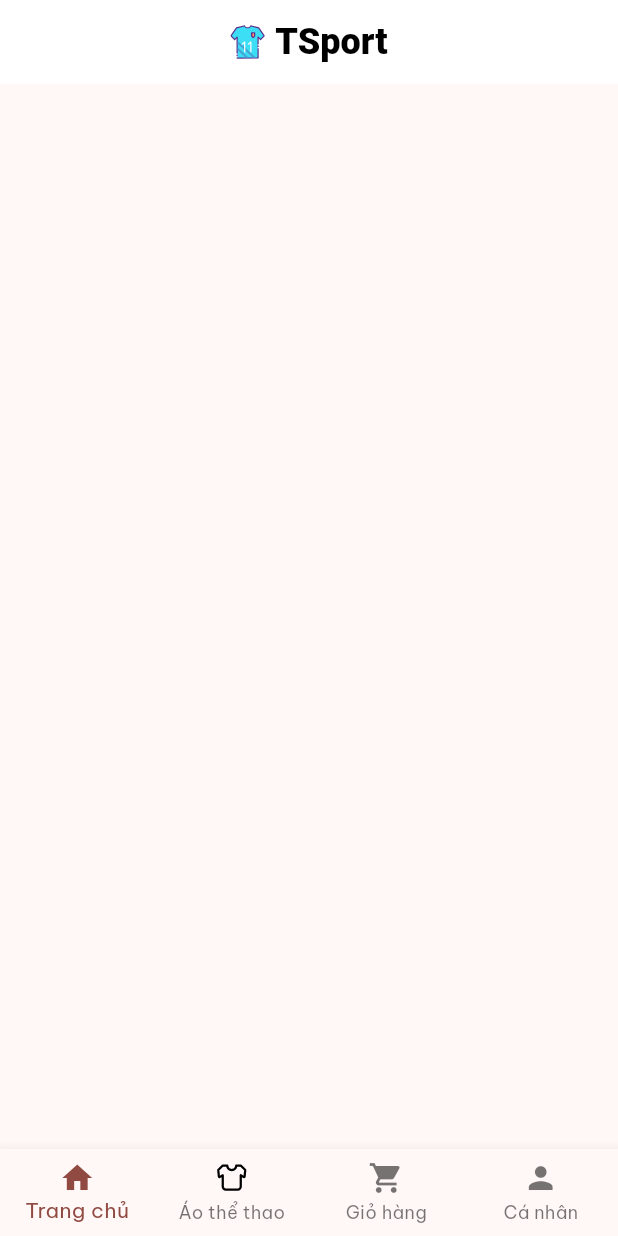
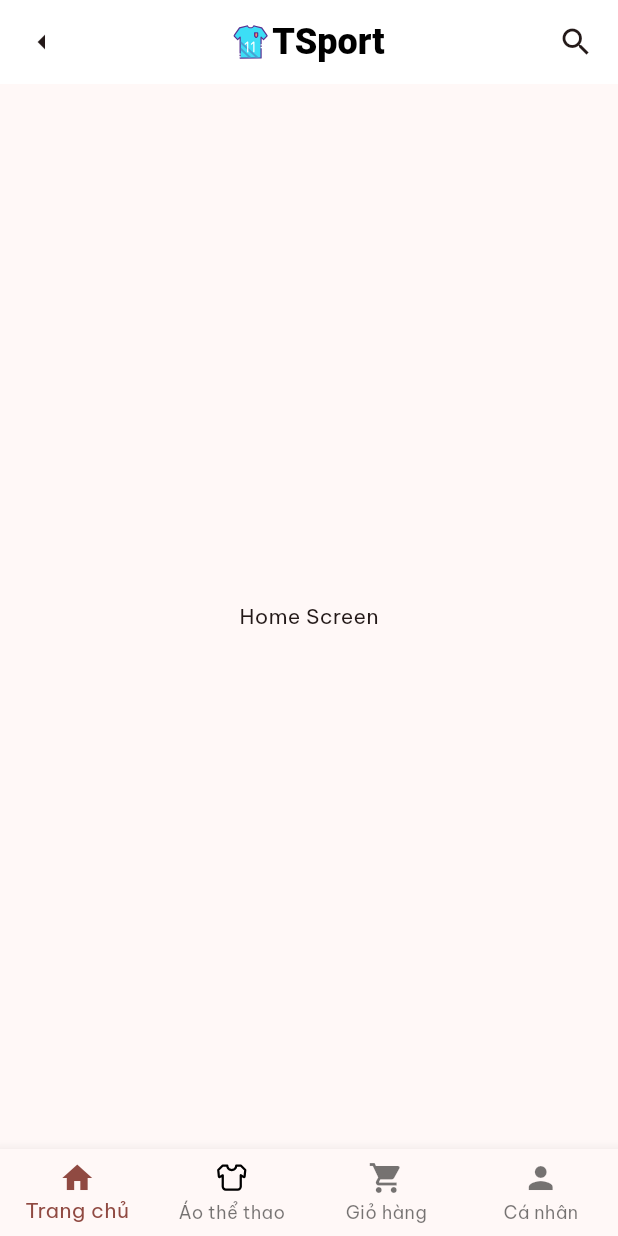
Before and after one commit to MinhTranTuan3112/TSportMobileApp, a Flutter app: the screen it shows after launch, on a phone screen of 412 x 824 dp. Run offline on Flutter 3.47's test engine with Material 3 defaults, Android fonts, the phone set to English and light mode, and no system bars; our stand-ins replace flutter_svg.

Commit message:
Update ui layout

```diff
--- a/lib/main.dart
+++ b/lib/main.dart
@@ -1,5 +1,5 @@
 import 'package:flutter/material.dart';
-import 'package:tsport_mobile_app/pages/home_page.dart';
+import 'package:tsport_mobile_app/widgets/bottom_navigation_bar.dart';
 
 void main() {
   runApp(const MyApp());
@@ -19,7 +19,7 @@ class MyApp extends StatelessWidget {
         colorScheme: ColorScheme.fromSeed(seedColor: Colors.red),
         useMaterial3: true,
       ),
-      home: const HomePage(),
+      home: const BottomNavigation(),
     );
   }
 }
--- a/lib/pages/home_page.dart
+++ /dev/null
@@ -1,31 +0,0 @@
-import 'package:flutter/material.dart';
-import 'package:tsport_mobile_app/widgets/footer.dart';
-// ignore: depend_on_referenced_packages
-import 'package:flutter_svg/flutter_svg.dart';
-class HomePage extends StatelessWidget {
-  const HomePage({super.key});
-
-  @override
-  Widget build(BuildContext context) {
-    return Scaffold(
-      appBar: AppBar(
-        title: Row(
-          mainAxisAlignment: MainAxisAlignment.center,
-          children: [
-            SizedBox(height: 23, width: 23, child: SvgPicture.asset('assets/icons/sport-team-shirt-svgrepo-com.svg')),
-            const SizedBox(width: 7),
-            const Text('TSport'),
-          ],
-        ),
-        titleTextStyle: const TextStyle(
-          color: Colors.black,
-          fontSize: 24,
-          fontWeight: FontWeight.w900,
-        ),
-        backgroundColor: Colors.white,
-        centerTitle: true,
-      ),
-      bottomNavigationBar: const Footer(),
-    );
-  }
-}
--- /dev/null
+++ b/lib/screens/home_screen.dart
@@ -0,0 +1,9 @@
+import 'package:flutter/material.dart';
+class HomeScreen extends StatelessWidget {
+  const HomeScreen({super.key});
+
+  @override
+  Widget build(BuildContext context) {
+    return const Text('Home Screen');
+  }
+}
--- /dev/null
+++ b/lib/widgets/bottom_navigation_bar.dart
@@ -0,0 +1,56 @@
+import 'package:flutter/material.dart';
+// ignore: depend_on_referenced_packages
+import 'package:flutter_svg/flutter_svg.dart';
+import 'package:tsport_mobile_app/screens/carts_screen.dart';
+import 'package:tsport_mobile_app/screens/home_screen.dart';
+import 'package:tsport_mobile_app/screens/profile_screen.dart';
+import 'package:tsport_mobile_app/screens/shirts_screen.dart';
+import 'package:tsport_mobile_app/widgets/main_app_bar.dart';
+
+class BottomNavigation extends StatefulWidget {
+  const BottomNavigation({super.key});
+
+  @override
+  State<BottomNavigation> createState() => _BottomNavigationState();
+}
+
+class _BottomNavigationState extends State<BottomNavigation> {
+  int _selectedIndex = 0;
+  final List<Widget> widgets = const [
+    HomeScreen(),
+    ShirtsScreen(),
+    CartsScreen(),
+    ProfileScreen()
+  ];
+
+  @override
+  Widget build(BuildContext context) {
+    return Scaffold(
+      appBar: MainAppBar.appBar(),
+      body: Center(child: widgets.elementAt(_selectedIndex)),
+      bottomNavigationBar: BottomNavigationBar(
+        type: BottomNavigationBarType.fixed,
+        items: [
+          const BottomNavigationBarItem(
+              icon: Icon(Icons.home), label: 'Trang chủ'),
+          BottomNavigationBarItem(
+            icon: SvgPicture.asset('assets/icons/shirt-svgrepo-com.svg'),
+            label: 'Áo thể thao',
+          ),
+          const BottomNavigationBarItem(
+            icon: Icon(Icons.shopping_cart),
+            label: 'Giỏ hàng',
+          ),
+          const BottomNavigationBarItem(
+              icon: Icon(Icons.person), label: 'Cá nhân')
+        ],
+        currentIndex: _selectedIndex,
+        onTap: (index) {
+          setState(() {
+            _selectedIndex = index;
+          });
+        },
+      ),
+    );
+  }
+}
--- a/lib/widgets/footer.dart
+++ /dev/null
@@ -1,27 +0,0 @@
-import 'package:flutter/material.dart';
-// ignore: depend_on_referenced_packages
-import 'package:flutter_svg/flutter_svg.dart';
-
-class Footer extends StatelessWidget {
-  const Footer({super.key});
-
-
-  @override
-  Widget build(BuildContext context) {
-    return BottomNavigationBar(
-      type: BottomNavigationBarType.fixed,
-      items:  [
-        const BottomNavigationBarItem(icon: Icon(Icons.home), label: 'Trang chủ'),
-        BottomNavigationBarItem(
-          icon: SvgPicture.asset('assets/icons/shirt-svgrepo-com.svg'),
-          label: 'Áo thể thao',
-        ),
-        const BottomNavigationBarItem(
-          icon: Icon(Icons.shopping_cart),
-          label: 'Giỏ hàng',
-        ),
-        const BottomNavigationBarItem(icon: Icon(Icons.person), label: 'Cá nhân')
-      ],
-    );
-  }
-}
```
Also changed, not shown: lib/screens/carts_screen.dart (added, +12 -0 lines), lib/screens/profile_screen.dart (added, +10 -0 lines), lib/screens/shirts_screen.dart (added, +10 -0 lines), lib/widgets/main_app_bar.dart (added, +63 -0 lines).
